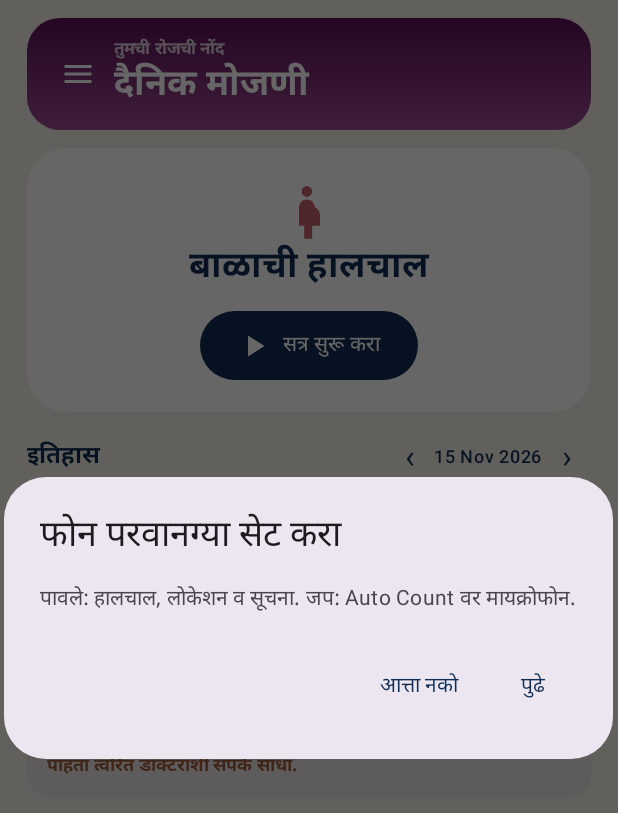
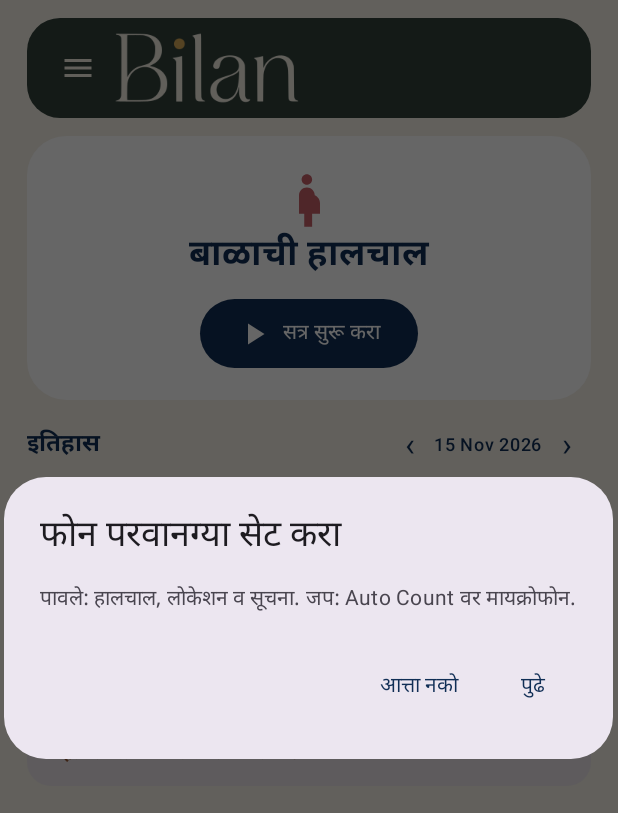
Before and after one commit to project-bharat/counterapp, an Android app built with Jetpack Compose: the screen it shows after launch (MainActivity), on a phone screen of 412 x 824 dp. Shown: the top 813 px of the screen. Run offline under Robolectric (Android 15) with nearby library versions, the phone set to English and light mode, and no system bars; our stand-ins replace Room's generated code; pictures from the network do not load.

Commit message:
Add Bilan wordmark to the app header

```diff
--- a/app/src/main/java/com/projectbharat/counterapp/MainActivity.kt
+++ b/app/src/main/java/com/projectbharat/counterapp/MainActivity.kt
@@ -25,6 +25,7 @@ import androidx.activity.compose.setContent
 import androidx.activity.compose.rememberLauncherForActivityResult
 import androidx.activity.result.contract.ActivityResultContracts
 import androidx.compose.foundation.background
+import androidx.compose.foundation.Image
 import androidx.compose.animation.core.Animatable
 import androidx.compose.animation.core.tween
 import androidx.compose.animation.core.animateFloat
@@ -38,6 +39,8 @@ import androidx.compose.foundation.verticalScroll
 import androidx.compose.ui.draw.clip
 import androidx.compose.ui.graphics.graphicsLayer
 import androidx.compose.ui.graphics.Brush
+import androidx.compose.ui.layout.ContentScale
+import androidx.compose.ui.res.painterResource
 import androidx.compose.material.icons.filled.Favorite
 import androidx.compose.material.icons.filled.SelfImprovement
 import androidx.compose.material.icons.filled.DirectionsWalk
@@ -411,15 +414,18 @@ fun CounterApp(repo: CounterRepository) {
             Column(Modifier.fillMaxSize().padding(horizontal = 18.dp, vertical = 12.dp)) {
                 Row(
                     Modifier.fillMaxWidth()
-                        .background(Brush.verticalGradient(listOf(Color(0xFF5C0F57), Color(0xFF9B4B91))), RoundedCornerShape(22.dp))
-                        .padding(horizontal = 10.dp, vertical = 13.dp),
+                        .background(Color(0xFF31413A), RoundedCornerShape(22.dp))
+                        .padding(horizontal = 10.dp, vertical = 9.dp),
                     verticalAlignment = Alignment.CenterVertically
                 ) {
-                    IconButton(onClick = { scope.launch { drawerState.open() } }) { Icon(Icons.Default.Menu, null, tint = Color.White) }
-                    Column(Modifier.weight(1f)) {
-                        Text(if(english) "YOUR DAILY RHYTHM" else "तुमची रोजची नोंद", color=Color.White.copy(alpha=.76f), style=MaterialTheme.typography.labelSmall, fontWeight=FontWeight.Bold)
-                        Text(if(english) "Daily Counter" else "दैनिक मोजणी", color=Color.White, style=MaterialTheme.typography.headlineSmall, fontWeight=FontWeight.ExtraBold)
-                    }
+                    IconButton(onClick = { scope.launch { drawerState.open() } }) { Icon(Icons.Default.Menu, null, tint = Color(0xFFF3EEE3)) }
+                    Image(
+                        painter = painterResource(id = R.drawable.bilan_header_logo_light),
+                        contentDescription = "Bilan Counter",
+                        modifier = Modifier.width(124.dp).height(48.dp),
+                        contentScale = ContentScale.Fit
+                    )
+                    Spacer(Modifier.weight(1f))
                 }
                 Spacer(Modifier.height(12.dp))
 
```
Also changed, not shown: app/src/main/res/drawable-nodpi/bilan_header_logo_light.png (added).
